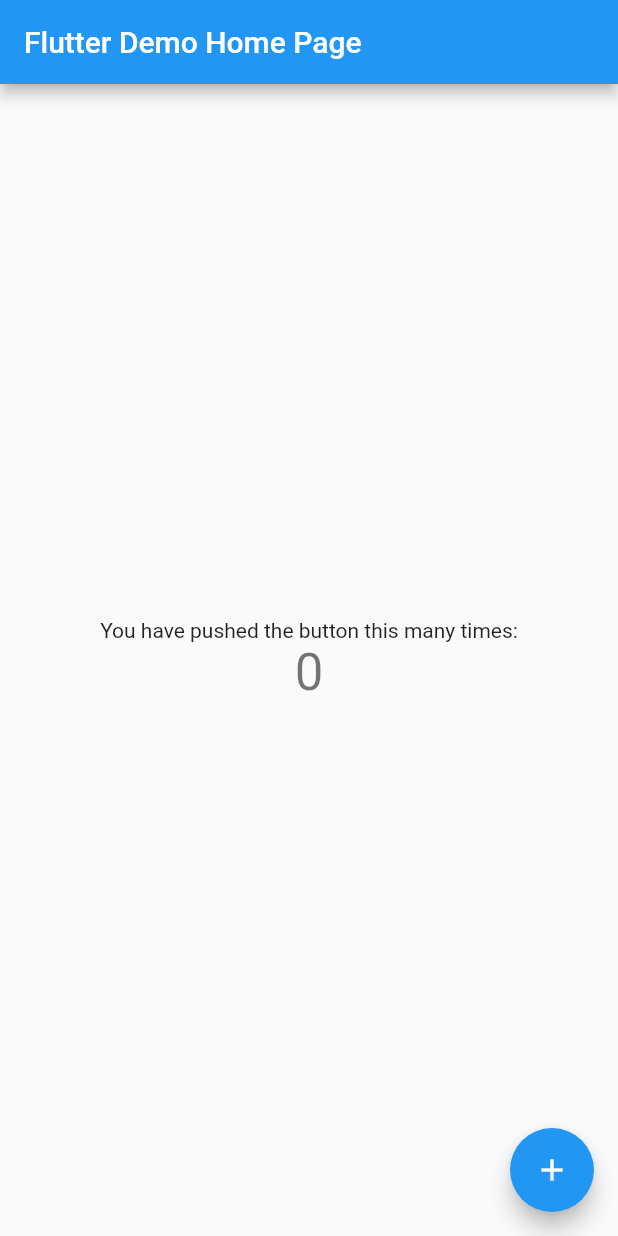
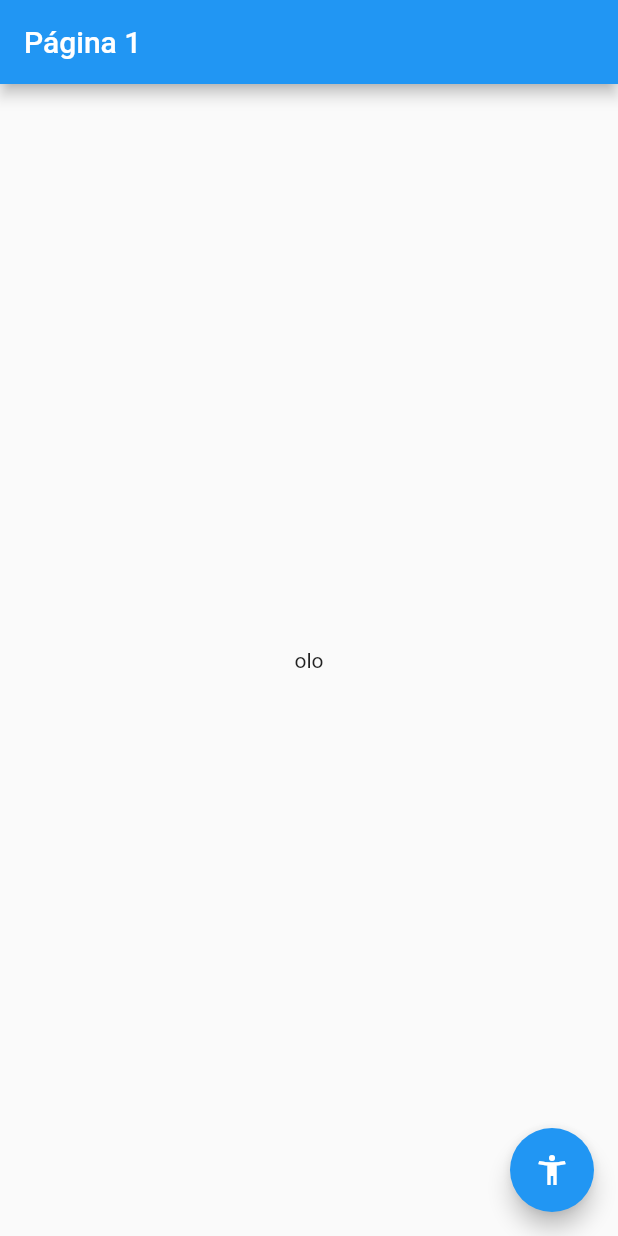
Before and after one commit to pedromolesp/flutter_states, a Flutter app: the screen it shows after launch, on a phone screen of 412 x 824 dp. Run offline on Flutter 3.47's test engine with Material 2 defaults, Android fonts, the phone set to English and light mode, and no system bars.

Commit message:
terminada clase 124

```diff
--- a/lib/main.dart
+++ b/lib/main.dart
@@ -1,115 +1,23 @@
 import 'package:flutter/material.dart';
+import 'package:programacion/pagina1_page.dart';
+import 'package:programacion/pagina2_page.dart';
 
-void main() {
-  runApp(const MyApp());
-}
+void main() => runApp(const MyApp());
 
 class MyApp extends StatelessWidget {
   const MyApp({super.key});
 
-  // This widget is the root of your application.
   @override
   Widget build(BuildContext context) {
     return MaterialApp(
-      title: 'Flutter Demo',
-      theme: ThemeData(
-        // This is the theme of your application.
-        //
-        // Try running your application with "flutter run". You'll see the
-        // application has a blue toolbar. Then, without quitting the app, try
-        // changing the primarySwatch below to Colors.green and then invoke
-        // "hot reload" (press "r" in the console where you ran "flutter run",
-        // or simply save your changes to "hot reload" in a Flutter IDE).
-        // Notice that the counter didn't reset back to zero; the application
-        // is not restarted.
-        primarySwatch: Colors.blue,
-      ),
-      home: const MyHomePage(title: 'Flutter Demo Home Page'),
+      debugShowCheckedModeBanner: false,
+      title: 'Material App',
+      initialRoute: 'pagina1',
+      routes: {
+        'pagina1': (_)=> const Pagina1page(),
+        'pagina2': (_)=> const Pagina2page(),
+      },
+
     );
   }
 }
-
-class MyHomePage extends StatefulWidget {
-  const MyHomePage({super.key, required this.title});
-
-  // This widget is the home page of your application. It is stateful, meaning
-  // that it has a State object (defined below) that contains fields that affect
-  // how it looks.
-
-  // This class is the configuration for the state. It holds the values (in this
-  // case the title) provided by the parent (in this case the App widget) and
-  // used by the build method of the State. Fields in a Widget subclass are
-  // always marked "final".
-
-  final String title;
-
-  @override
-  State<MyHomePage> createState() => _MyHomePageState();
-}
-
-class _MyHomePageState extends State<MyHomePage> {
-  int _counter = 0;
-
-  void _incrementCounter() {
-    setState(() {
-      // This call to setState tells the Flutter framework that something has
-      // changed in this State, which causes it to rerun the build method below
-      // so that the display can reflect the updated values. If we changed
-      // _counter without calling setState(), then the build method would not be
-      // called again, and so nothing would appear to happen.
-      _counter++;
-    });
-  }
-
-  @override
-  Widget build(BuildContext context) {
-    // This method is rerun every time setState is called, for instance as done
-    // by the _incrementCounter method above.
-    //
-    // The Flutter framework has been optimized to make rerunning build methods
-    // fast, so that you can just rebuild anything that needs updating rather
-    // than having to individually change instances of widgets.
-    return Scaffold(
-      appBar: AppBar(
-        // Here we take the value from the MyHomePage object that was created by
-        // the App.build method, and use it to set our appbar title.
-        title: Text(widget.title),
-      ),
-      body: Center(
-        // Center is a layout widget. It takes a single child and positions it
-        // in the middle of the parent.
-        child: Column(
-          // Column is also a layout widget. It takes a list of children and
-          // arranges them vertically. By default, it sizes itself to fit its
-          // children horizontally, and tries to be as tall as its parent.
-          //
-          // Invoke "debug painting" (press "p" in the console, choose the
-          // "Toggle Debug Paint" action from the Flutter Inspector in Android
-          // Studio, or the "Toggle Debug Paint" command in Visual Studio Code)
-          // to see the wireframe for each widget.
-          //
-          // Column has various properties to control how it sizes itself and
-          // how it positions its children. Here we use mainAxisAlignment to
-          // center the children vertically; the main axis here is the vertical
-          // axis because Columns are vertical (the cross axis would be
-          // horizontal).
-          mainAxisAlignment: MainAxisAlignment.center,
-          children: <Widget>[
-            const Text(
-              'You have pushed the button this many times:',
-            ),
-            Text(
-              '$_counter',
-              style: Theme.of(context).textTheme.headlineMedium,
-            ),
-          ],
-        ),
-      ),
-      floatingActionButton: FloatingActionButton(
-        onPressed: _incrementCounter,
-        tooltip: 'Increment',
-        child: const Icon(Icons.add),
-      ), // This trailing comma makes auto-formatting nicer for build methods.
-    );
-  }
-}
--- /dev/null
+++ b/lib/pagina1_page.dart
@@ -0,0 +1,21 @@
+import 'package:flutter/material.dart';
+
+class Pagina1page extends StatelessWidget {
+  const Pagina1page({Key? key}) : super(key: key);
+
+  @override
+  Widget build(BuildContext context) {
+    return Scaffold(
+      appBar: AppBar(
+        title: const Text("Página 1"),
+      ),
+      body: const Center(
+        child: Text("olo"),
+      ),
+      floatingActionButton: FloatingActionButton(
+        child: const Icon(Icons.accessibility_new),
+        onPressed: () => Navigator.pushNamed(context, "pagina2"),
+      ),
+    );
+  }
+}
--- /dev/null
+++ b/lib/pagina2_page.dart
@@ -0,0 +1,10 @@
+import 'package:flutter/material.dart';
+
+class Pagina2page extends StatelessWidget {
+  const Pagina2page({Key? key}) : super(key: key);
+
+  @override
+  Widget build(BuildContext context) {
+    return const Placeholder();
+  }
+}
```
